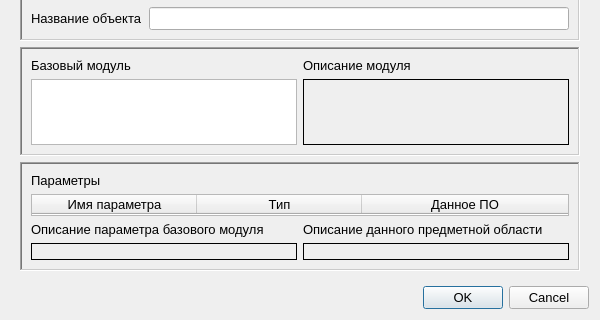
First picture: the form in RC/qactoreditor.ui, repository graf-abolmasov/PGraph, before the edit; both pictures show x 0 to 600 and y 280 to 600 of the 600 by 600 pixel window.
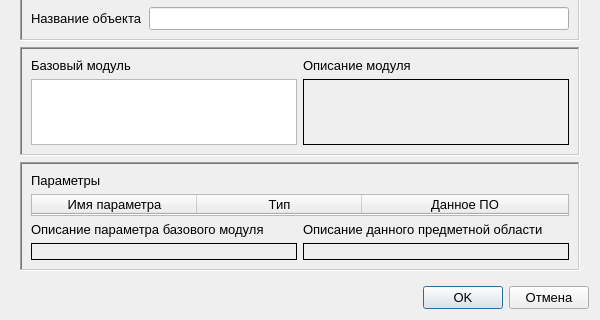
Second picture: the form after the edit. Icons and pictures are not drawn.

```diff
--- a/RC/qactoreditor.ui
+++ b/RC/qactoreditor.ui
@@ -489,14 +489,35 @@
     </widget>
    </item>
    <item>
-    <widget class="QDialogButtonBox" name="buttonBox">
-     <property name="orientation">
-      <enum>Qt::Horizontal</enum>
-     </property>
-     <property name="standardButtons">
-      <set>QDialogButtonBox::Cancel|QDialogButtonBox::Ok</set>
-     </property>
-    </widget>
+    <layout class="QHBoxLayout" name="horizontalLayout_11">
+     <item>
+      <spacer name="horizontalSpacer">
+       <property name="orientation">
+        <enum>Qt::Horizontal</enum>
+       </property>
+       <property name="sizeHint" stdset="0">
+        <size>
+         <width>40</width>
+         <height>20</height>
+        </size>
+       </property>
+      </spacer>
+     </item>
+     <item>
+      <widget class="QPushButton" name="okButton">
+       <property name="text">
+        <string>OK</string>
+       </property>
+      </widget>
+     </item>
+     <item>
+      <widget class="QPushButton" name="cancelButton">
+       <property name="text">
+        <string>Отмена</string>
+       </property>
+      </widget>
+     </item>
+    </layout>
    </item>
   </layout>
  </widget>
```
Left out of the diff: 33 changed lines with no effect on the pictures.
